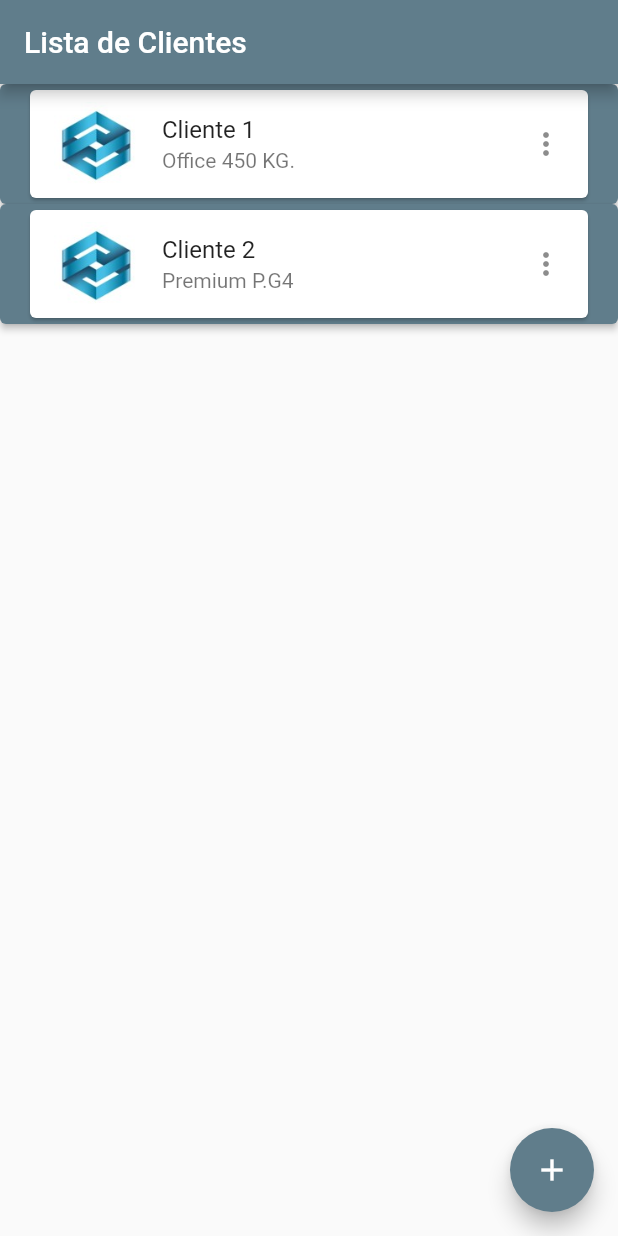
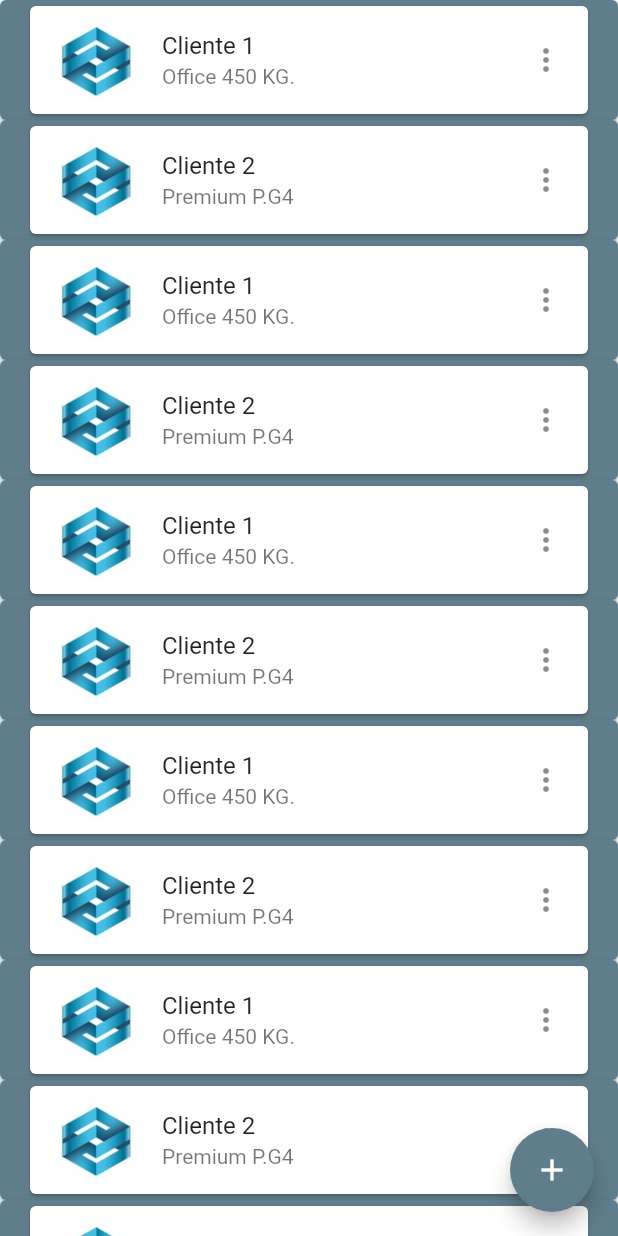
Before and after one commit to Thiagodev7/Elevador_IOT, a Flutter app: the screen it shows after launch, after a tap on "Clientes", on a phone screen of 412 x 824 dp. Run offline on Flutter 3.47's test engine with Material 2 defaults, Android fonts, the phone set to English and light mode, and no system bars; our stand-ins replace sqflite; accounts and stored records are empty.

Commit message:
Atualização de layout

```diff
--- a/lib/sceens/dashboard.dart
+++ b/lib/sceens/dashboard.dart
@@ -1,4 +1,3 @@
-
 import 'package:bitebunk/sceens/lista_cliente.dart';
 import 'package:flutter/material.dart';
 
@@ -6,46 +5,131 @@ class Dashboard extends StatelessWidget {
   @override
   Widget build(BuildContext context) {
     return Scaffold(
-      appBar: _DashBoradAppBar(),
+      backgroundColor: Colors.white,
+      drawer: MenuLateral(),
       body: _CorpoCentral(context),
     );
   }
 
-  AppBar _DashBoradAppBar() {
-    return AppBar(
-      backgroundColor: Colors.blueGrey,
-      title: Text('Dashborad'),
+  Drawer MenuLateral() => Drawer(
+        child: Column(
+          children: [Text('Teste')],
+        ),
       );
-  }
 
-  Column _CorpoCentral(BuildContext context) {
-    return Column(
-      mainAxisAlignment: MainAxisAlignment.spaceBetween,
+  Padding _CorpoCentral(BuildContext context) {
+    return Padding(
+      padding: const EdgeInsets.only(top: 45.0),
+      child: Column(
+        mainAxisAlignment: MainAxisAlignment.start,
         crossAxisAlignment: CrossAxisAlignment.start,
         children: <Widget>[
           Padding(
-          padding: const EdgeInsets.all(8.0),
-          child: Image.asset('images/logo_ati.png'),
+            padding: const EdgeInsets.only(left: 10.0),
+            child: Row(
+              mainAxisAlignment: MainAxisAlignment.spaceBetween,
+              children: [
+                GestureDetector(
+                  child: Icon(
+                    Icons.menu,
+                    size: 32,
+                  ),
+                  onTap: () {},
+                ),
+                Image.asset(
+                  'images/logo_ati.png',
+                  scale: 7,
+                ),
+                Container(
+                  child: SizedBox(
+                    width: 30.0,
+                  ),
+                ),
+              ],
+            ),
+          ),
+          SizedBox(
+            height: 20,
+          ),
+          Row(
+            mainAxisAlignment: MainAxisAlignment.center,
+            children: [
+              Text(
+                'DashBoard',
+                style: TextStyle(
+                  fontSize: 36,
+                ),
+              ),
+            ],
+          ),
+          SizedBox(
+            height: 20,
           ),
           Padding(
             padding: const EdgeInsets.all(8.0),
-          child: _BotaoCliente(context),
+            child: Container(
+              child: Row(
+                children: [
+                  Container(
+                    child: Card(
+                      elevation: 8,
+                      child: Padding(
+                        padding: const EdgeInsets.all(8.0),
+                        child: Column(
+                          children: [
+                            Text(
+                              'EM ESTOQUE :',
+                              style: TextStyle(
+                                fontSize: 15,
+                              ),
+                            ),
+                            SizedBox(
+                              height: 20,
+                            ),
+                            Text('PREMIUM P.G4 : 10'),
+                            Text('OFFICE 450KG : 10'),
+                            Text('OFFICE 600KG : 10'),
+                            Text('PREMIUM P.G2 : 10'),
+                            Text('LOFT : 10'),
+                          ],
+                        ),
+                      ),
+                    ),
                   )
                 ],
+              ),
+            ),
+          ),
+          Padding(
+            padding: const EdgeInsets.only(
+              left: 8.0,
+              top: 16.0,
+              right: 8.0,
+            ),
+            child: Container(
+              child: _BotaoCliente(context),
+            ),
+          )
+        ],
+      ),
     );
   }
-
-
 
   ElevatedButton _BotaoCliente(BuildContext context) {
     return ElevatedButton(
       style: ButtonStyle(
-              backgroundColor: MaterialStateProperty.all<Color>(Theme.of(context).primaryColor),
+        backgroundColor:
+            MaterialStateProperty.all<Color>(Theme.of(context).primaryColor),
       ),
       onPressed: () {
-              Navigator.push(context, MaterialPageRoute(builder: (context) {
+        Navigator.push(
+          context,
+          MaterialPageRoute(
+            builder: (context) {
               return ListaCliente();
-              },),);
+            },
+          ),
+        );
       },
       child: Container(
         padding: EdgeInsets.all(16.0),
--- a/lib/sceens/lista_cliente.dart
+++ b/lib/sceens/lista_cliente.dart
@@ -1,8 +1,8 @@
-import 'package:bitebunk/main.dart';
+
 import 'package:bitebunk/sceens/formulario_cliente.dart';
 import 'package:bitebunk/sceens/galeria_cliente.dart';
 import 'package:flutter/material.dart';
-import 'package:bitebunk/models/clientes.dart';
+
 
 class ListaCliente extends StatefulWidget {
   @override
@@ -15,7 +15,7 @@ class _ListaClienteState extends State<ListaCliente> {
     return MaterialApp(
       theme: _Theme(),
       home: Scaffold(
-        appBar: _ListaClienteAppBar(),
+
         body: _ListaClieteBuild(),
         floatingActionButton: BotaoNewClient(context),
       ),
@@ -41,7 +41,7 @@ class _ListaClienteState extends State<ListaCliente> {
   ThemeData _Theme() {
     return ThemeData(
       primaryColor: Colors.blueGrey,
-      accentColor: Colors.blueAccent[700],
+
       buttonTheme: ButtonThemeData(
         buttonColor: Colors.blueAccent[700],
         textTheme: ButtonTextTheme.primary,
@@ -49,18 +49,36 @@ class _ListaClienteState extends State<ListaCliente> {
     );
   }
 
-  AppBar _ListaClienteAppBar() {
-    return AppBar(
-      backgroundColor: Colors.blueGrey,
-      title: Text('Lista de Clientes'),
-    );
-  }
+
 
   ListView _ListaClieteBuild() {
     return ListView(
       children: <Widget>[
         _Cliente('Cliente 1', 'Office 450 KG.'),
-        _Cliente('Cliente 2', 'Premium P.G4')
+        _Cliente('Cliente 2', 'Premium P.G4'),
+        _Cliente('Cliente 1', 'Office 450 KG.'),
+        _Cliente('Cliente 2', 'Premium P.G4'),
+        _Cliente('Cliente 1', 'Office 450 KG.'),
+        _Cliente('Cliente 2', 'Premium P.G4'),
+        _Cliente('Cliente 1', 'Office 450 KG.'),
+        _Cliente('Cliente 2', 'Premium P.G4'),
+        _Cliente('Cliente 1', 'Office 450 KG.'),
+        _Cliente('Cliente 2', 'Premium P.G4'),
+        _Cliente('Cliente 1', 'Office 450 KG.'),
+        _Cliente('Cliente 2', 'Premium P.G4'),
+        _Cliente('Cliente 1', 'Office 450 KG.'),
+        _Cliente('Cliente 2', 'Premium P.G4'),
+        _Cliente('Cliente 1', 'Office 450 KG.'),
+        _Cliente('Cliente 2', 'Premium P.G4'),
+        _Cliente('Cliente 1', 'Office 450 KG.'),
+        _Cliente('Cliente 2', 'Premium P.G4'),
+        _Cliente('Cliente 1', 'Office 450 KG.'),
+        _Cliente('Cliente 2', 'Premium P.G4'),
+        _Cliente('Cliente 1', 'Office 450 KG.'),
+        _Cliente('Cliente 2', 'Premium P.G4'),
+        _Cliente('Cliente 1', 'Office 450 KG.'),
+        _Cliente('Cliente 2', 'Premium P.G4'),
+
       ],
     );
   }
```
Lines whose indentation alone changed are shown as unchanged.
